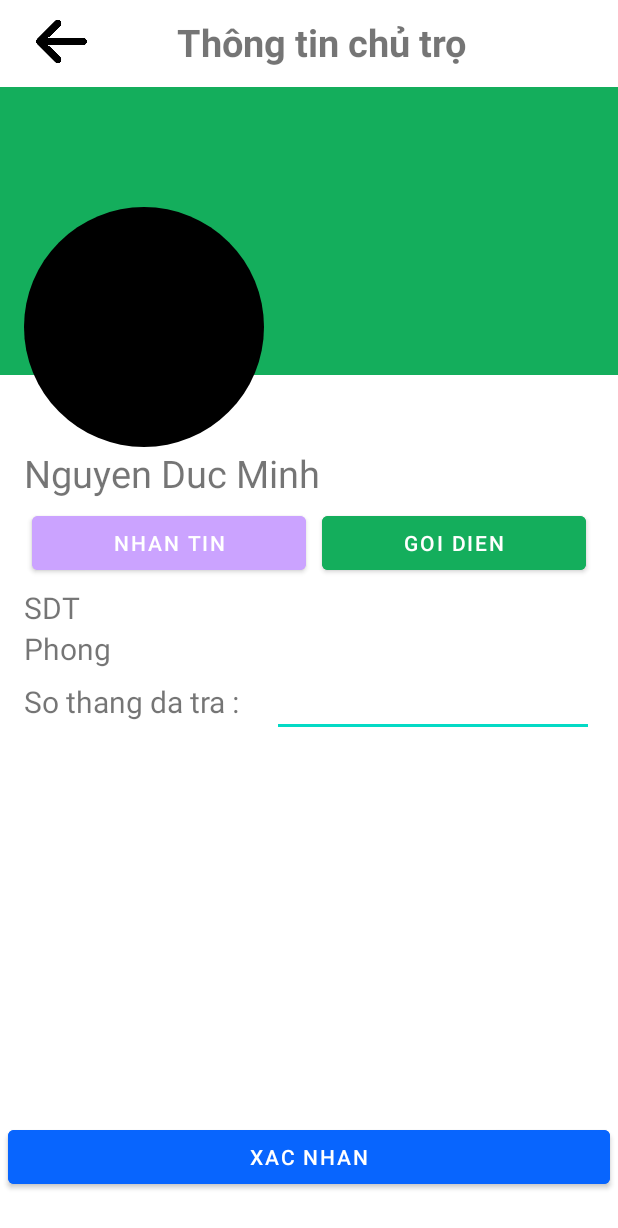
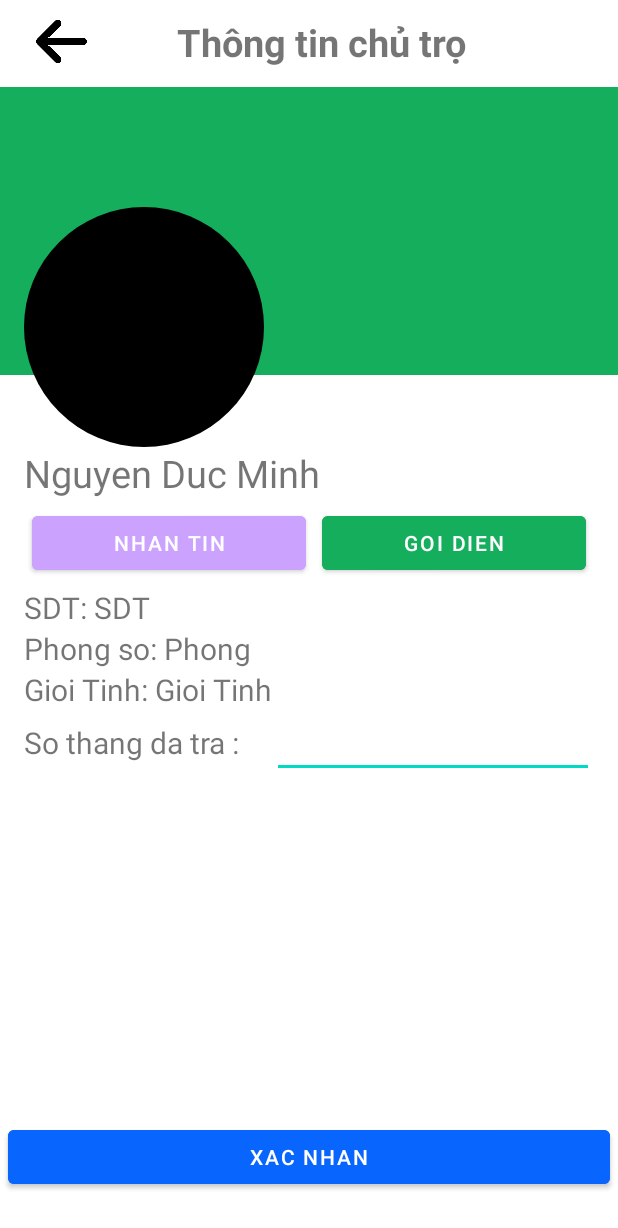
Before and after one commit to minh020103/MobileProjectApp2, an Android app: the RenterDetailActivity screen opened directly, with no data from a screen before it, on a phone screen of 412 x 824 dp. Shown: the top 1228 px of the screen. Run offline under Robolectric (Android 15) with nearby library versions, the phone set to English and light mode, and no system bars; our stand-ins replace CircleImageView; pictures from the network do not load.

Commit message:
done chi tiet nguoi thue

```diff
--- a/app/src/main/java/com/example/mobileprojectapp2/activity/chutro/RenterDetailActivity.java
+++ b/app/src/main/java/com/example/mobileprojectapp2/activity/chutro/RenterDetailActivity.java
@@ -27,6 +27,7 @@ public class RenterDetailActivity extends AppCompatActivity {
     TextView tvTenNguoiThueChiTiet;
     TextView tvSDTNguoiThueChiTiet;
     TextView tvPhongNguoiThueChiTiet;
+    TextView tvGioiTinhNguoiThueChiTiet;
     Button btnGoiDienNguoiThue;
     ImageView imgBackNguoiThueChiTiet;
 
@@ -44,6 +45,7 @@ public class RenterDetailActivity extends AppCompatActivity {
         tvTenNguoiThueChiTiet = findViewById(R.id.tvTenNguoiThueChiTiet);
         tvSDTNguoiThueChiTiet = findViewById(R.id.tvSDTNguoiThueChiTiet);
         tvPhongNguoiThueChiTiet = findViewById(R.id.tvPhongNguoiThueChiTiet);
+        tvGioiTinhNguoiThueChiTiet = findViewById(R.id.tvGioiTinhNguoiThueChiTiet);
         btnGoiDienNguoiThue = findViewById(R.id.btnGoiDienNguoiThue);
         imgBackNguoiThueChiTiet = findViewById(R.id.imgBackNguoiThueChiTiet);
 
@@ -76,6 +78,14 @@ public class RenterDetailActivity extends AppCompatActivity {
                 Glide.with(getApplicationContext()).load(Const.DOMAIN + renter.getHinh()).into(imgNguoiThueChiTiet);
                 tvTenNguoiThueChiTiet.setText(renter.getTen());
                 tvSDTNguoiThueChiTiet.setText(renter.getSoDienThoai());
+                if (renter.getGioiTinh() == 1)
+                {
+                    tvGioiTinhNguoiThueChiTiet.setText("Nu");
+                }
+                else
+                {
+                    tvGioiTinhNguoiThueChiTiet.setText("Nam");
+                }
 
             }
 
--- a/app/src/main/java/com/example/mobileprojectapp2/api/Const.java
+++ b/app/src/main/java/com/example/mobileprojectapp2/api/Const.java
@@ -1,6 +1,6 @@
 package com.example.mobileprojectapp2.api;
 
 public class Const {
-    public static final String DOMAIN = "http://192.168.2.28/3t/laravel/public/";
+    public static final String DOMAIN = "http://192.168.1.30/3t/laravel/public/";
 
 }
--- a/app/src/main/java/com/example/mobileprojectapp2/api/chutro/ApiServiceKiet.java
+++ b/app/src/main/java/com/example/mobileprojectapp2/api/chutro/ApiServiceKiet.java
@@ -26,7 +26,7 @@ public interface ApiServiceKiet {
     /* Nguoi Thue */
     @GET("api/phongnguoithue/all")
     Call<List<PhongNguoiThue>> getListNguoiThueTheoIdPhong(@Query("idPhong") int idPhong);
-    @GET("api/asdaw")
+    @GET("api/nguoithue/chitiet ")
     Call<NguoiThue> getChiTietNguoiThueTheoIdPhong(@Query("id") int id);
 
     /* Thong Bao */
--- a/app/src/main/res/layout/chi_tiet_nguoi_thue_layout.xml
+++ b/app/src/main/res/layout/chi_tiet_nguoi_thue_layout.xml
@@ -88,20 +88,61 @@
                         android:backgroundTint="@color/main_color_app_light"
                         android:layout_margin="5dp"/>
                 </LinearLayout>
+                <LinearLayout
+                    android:layout_width="wrap_content"
+                    android:layout_height="wrap_content"
+                    android:orientation="horizontal">
 
+                    <TextView
+                        android:layout_width="wrap_content"
+                        android:layout_height="wrap_content"
+                        android:text="SDT: "
+                        android:textSize="20sp"/>
                     <TextView
                         android:id="@+id/tvSDTNguoiThueChiTiet"
                         android:layout_width="wrap_content"
                         android:layout_height="wrap_content"
                         android:text="SDT"
                         android:textSize="20sp"/>
+                </LinearLayout>
 
+                <LinearLayout
+                    android:layout_width="wrap_content"
+                    android:layout_height="wrap_content"
+                    android:orientation="horizontal">
+
+                    <TextView
+                        android:layout_width="wrap_content"
+                        android:layout_height="wrap_content"
+                        android:text="Phong so: "
+                        android:textSize="20sp"/>
                     <TextView
                         android:id="@+id/tvPhongNguoiThueChiTiet"
                         android:layout_width="wrap_content"
                         android:layout_height="wrap_content"
                         android:text="Phong"
                         android:textSize="20sp"/>
+
+                </LinearLayout>
+
+               <LinearLayout
+                   android:layout_width="wrap_content"
+                   android:layout_height="wrap_content"
+                   android:orientation="horizontal">
+                   <TextView
+                       android:layout_width="wrap_content"
+                       android:layout_height="wrap_content"
+                       android:text="Gioi Tinh: "
+                       android:textSize="20sp"/>
+                   <TextView
+                       android:id="@+id/tvGioiTinhNguoiThueChiTiet"
+                       android:layout_width="wrap_content"
+                       android:layout_height="wrap_content"
+                       android:text="Gioi Tinh"
+                       android:textSize="20sp"/>
+               </LinearLayout>
+
+
 
                 <LinearLayout
                     android:layout_width="match_parent"
```
Also changed, not shown: app/src/main/java/com/example/mobileprojectapp2/activity/chutro/RenterListActivity.java (+13 -10 lines), app/src/main/java/com/example/mobileprojectapp2/datamodel/NguoiThue.java (+5 -5 lines). Lines whose indentation alone changed are shown as unchanged.
